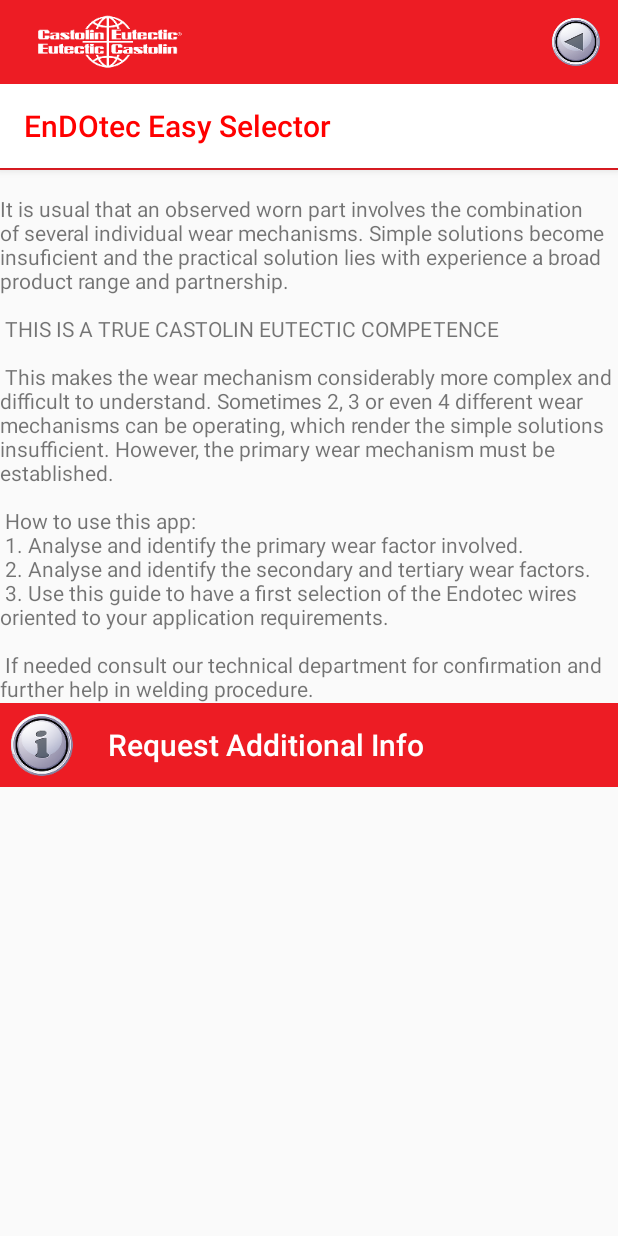
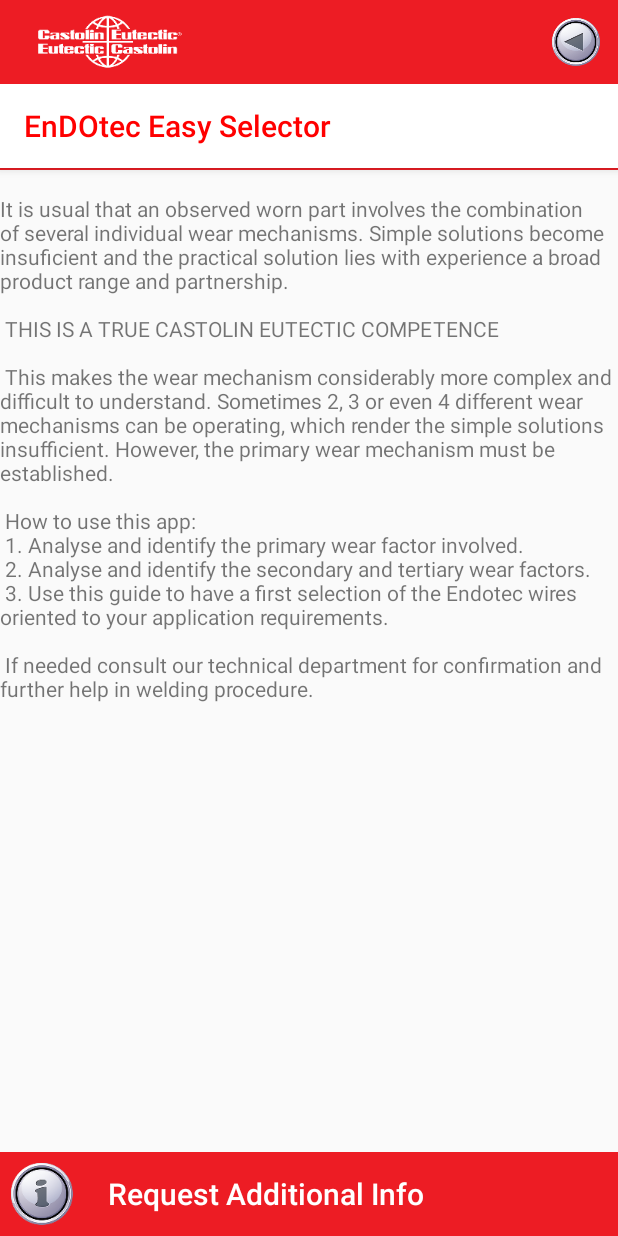
Before and after one commit to mmiguel2016/NewEasySelector, an Android app: the ReadMe screen opened directly, with no data from a screen before it, on a phone screen of 412 x 824 dp. Run offline under Robolectric (Android 15) with nearby library versions, the phone set to English and light mode, and no system bars.

Commit message:
21.06.16

```diff
--- a/app/build.gradle
+++ b/app/build.gradle
@@ -8,8 +8,8 @@ android {
         applicationId "com.castolin.easyselector"
         minSdkVersion 11
         targetSdkVersion 23
-        versionCode 8
-        versionName "5.0.3"
+        versionCode 9
+        versionName "5.0.4"
     }
     buildTypes {
         release {
--- a/app/src/main/res/layout/activity_read_me.xml
+++ b/app/src/main/res/layout/activity_read_me.xml
@@ -1,11 +1,22 @@
 <?xml version="1.0" encoding="utf-8"?>
-<android.support.design.widget.CoordinatorLayout xmlns:android="http://schemas.android.com/apk/res/android"
+<ScrollView xmlns:android="http://schemas.android.com/apk/res/android"
     xmlns:app="http://schemas.android.com/apk/res-auto"
     xmlns:tools="http://schemas.android.com/tools"
     android:layout_width="match_parent"
     android:layout_height="match_parent"
+    android:paddingBottom="@dimen/activity_vertical_margin"
+    android:paddingLeft="@dimen/activity_horizontal_margin"
+    android:paddingRight="@dimen/activity_horizontal_margin"
+    android:paddingTop="@dimen/activity_vertical_margin"
+    android:orientation="vertical"
+    android:fillViewport="true"
     android:fitsSystemWindows="true"
-    tools:context="com.castolin.easyselector.ReadMe">
+    app:layout_behavior="@string/appbar_scrolling_view_behavior">
+
+    <LinearLayout
+        android:layout_width="match_parent"
+        android:layout_height="wrap_content"
+        android:orientation="vertical">
 
     <android.support.design.widget.AppBarLayout
         android:layout_width="match_parent"
@@ -43,8 +54,23 @@
 
     </android.support.design.widget.AppBarLayout>
 
-    <include layout="@layout/content_read_me" />
+        <View
+            android:layout_width="match_parent"
+            android:layout_height="1dp"
+            android:background="#ec1d24"/>
+        <TextView
+            android:layout_weight="1"
+            android:text="@string/read_me_description"
+            android:id="@+id/ReadMetextView"
+            android:layout_width="wrap_content"
+            android:layout_height="wrap_content" />
 
+        <android.support.v7.widget.Toolbar
+            android:id="@+id/toolbar_bottom"
+            android:layout_width="fill_parent"
+            android:layout_height="wrap_content"
+            android:background="#ed1c24" />
 
+    </LinearLayout>
 
-</android.support.design.widget.CoordinatorLayout>
+</ScrollView>
```
